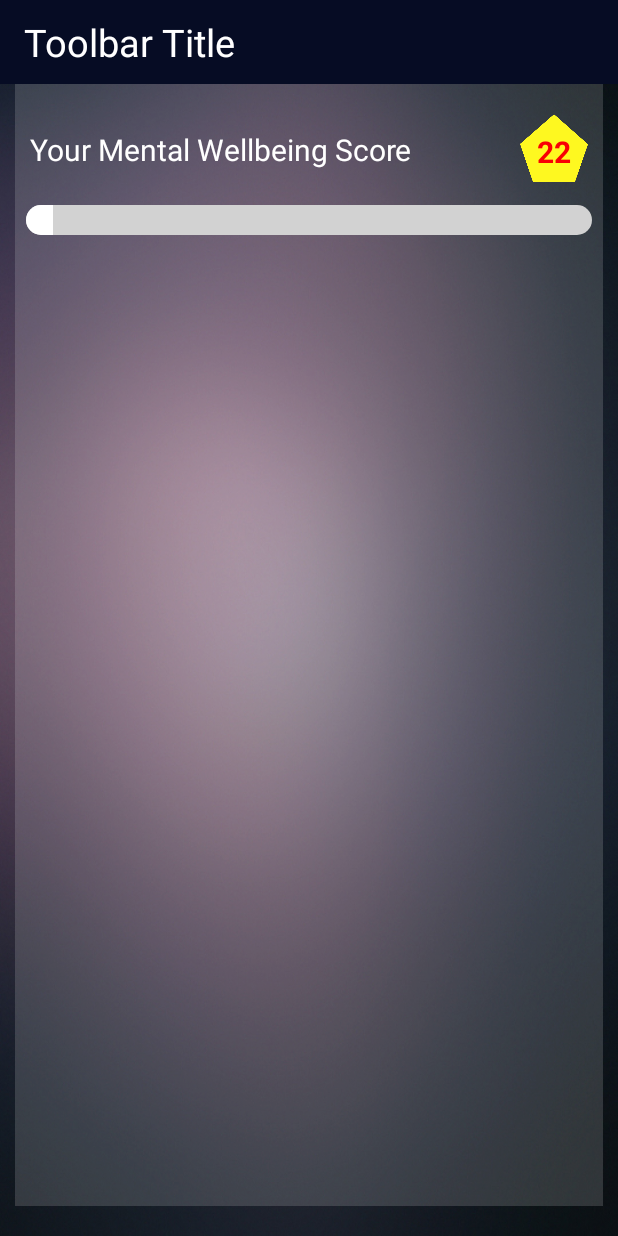
After one commit to Sabbir07/MentalWellBeing, an Android app: the layout depression_result_2.xml on its own in the app's theme, with its tools: preview values and no code run, on a phone screen of 412 x 824 dp. The commit adds this screen. Run offline under Robolectric (Android 15) with nearby library versions, the light colour scheme and no system bars.

Commit message:
Depression Result page works going on ...

```diff
--- a/app/src/main/java/com/sabbir/preneurlab/mentalwellbeing/DepressionClass.java
+++ b/app/src/main/java/com/sabbir/preneurlab/mentalwellbeing/DepressionClass.java
@@ -61,7 +61,7 @@ public class DepressionClass extends AppCompatActivity{
         radioButton3.setTypeface(raleway);
 
 
-        final Intent intent = new Intent(getBaseContext(), DepressionResult.class);
+        //final Intent intent = new Intent(getBaseContext(), DepressionResult.class);
 
         buttonNext.setOnClickListener(new View.OnClickListener() {
             @Override
@@ -134,6 +134,10 @@ public class DepressionClass extends AppCompatActivity{
                     a=8;
                     Toast.makeText(DepressionClass.this, Integer.toString(sum), Toast.LENGTH_SHORT).show();
 
+                } else if (a==8){
+                    sum = sum + b;
+                    a=9;
+                    Intent intent = new Intent(getBaseContext(), DepressionResult.class);
                     intent.putExtra("sum_value", Integer.toString(sum));
                     startActivity(intent);
                 }
--- /dev/null
+++ b/app/src/main/res/drawable/custom_progress3.xml
@@ -0,0 +1,32 @@
+<layer-list xmlns:android="http://schemas.android.com/apk/res/android">
+
+    <!-- Define the background properties like color etc -->
+    <item android:id="@android:id/background">
+        <shape>
+            <gradient
+                android:startColor="#d2d2d2"
+                android:centerColor="#d2d2d2"
+                android:centerY="1.0"
+                android:endColor="#d2d2d2"
+                android:angle="270"
+                />
+            <corners android:radius="15dp"/>
+        </shape>
+    </item>
+
+    <!-- Define the progress properties like start color, end color etc -->
+    <item android:id="@android:id/progress">
+        <clip>
+            <shape>
+                <gradient
+                    android:startColor="#ffffff"
+                    android:centerColor="#ffffff"
+                    android:centerY="1.0"
+                    android:endColor="#ffffff"
+                    android:angle="270"
+                    />
+                <corners android:radius="15dp"/>
+            </shape>
+        </clip>
+    </item>
+</layer-list>
--- /dev/null
+++ b/app/src/main/res/drawable/polygon1.xml
@@ -0,0 +1,10 @@
+<?xml version="1.0" encoding="utf-8"?>
+<layer-list xmlns:android="http://schemas.android.com/apk/res/android">
+
+    <item
+        android:id="@+id/half_overlay"
+        android:drawable="@drawable/polygon"
+        android:width="45dp"
+        android:height="45dp"
+        />
+</layer-list>
--- /dev/null
+++ b/app/src/main/res/layout/depression_result_2.xml
@@ -0,0 +1,92 @@
+<?xml version="1.0" encoding="utf-8"?>
+<android.support.constraint.ConstraintLayout xmlns:android="http://schemas.android.com/apk/res/android"
+    xmlns:app="http://schemas.android.com/apk/res-auto"
+    xmlns:tools="http://schemas.android.com/tools"
+    android:layout_width="match_parent"
+    android:layout_height="match_parent"
+    android:background="@drawable/depression_background">
+
+
+    <include
+        android:id="@+id/mCustomToolbar"
+        layout="@layout/toolbar"
+        app:layout_constraintBottom_toTopOf="@+id/relative1"
+        app:layout_constraintHorizontal_bias="0.5"
+        app:layout_constraintStart_toStartOf="parent"
+        app:layout_constraintTop_toTopOf="parent"
+        app:layout_constraintVertical_chainStyle="packed" />
+
+    <RelativeLayout
+        android:id="@+id/relative1"
+        android:layout_width="0dp"
+        android:layout_height="0dp"
+        android:layout_marginTop="0dp"
+        android:layout_marginRight="10dp"
+        android:layout_marginLeft="10dp"
+        android:layout_marginBottom="20dp"
+        android:background="#27ffffff"
+        app:layout_constraintBottom_toBottomOf="parent"
+        app:layout_constraintEnd_toEndOf="parent"
+        app:layout_constraintStart_toStartOf="parent"
+        app:layout_constraintVertical_bias="0"
+        app:layout_constraintTop_toBottomOf="@+id/mCustomToolbar">
+
+        <TextView
+            android:id="@+id/textView"
+            android:layout_width="wrap_content"
+            android:layout_height="wrap_content"
+            android:layout_marginTop="20dp"
+            android:layout_marginLeft="10dp"
+            android:paddingTop="10dp"
+            android:text="Your Mental Wellbeing Score"
+            android:textSize="@dimen/big_text_second"
+            android:textColor="@android:color/white" />
+
+
+        <ProgressBar
+            android:id="@+id/progressBar"
+            style="?android:attr/progressBarStyleHorizontal"
+            android:progressDrawable="@drawable/custom_progress3"
+            android:layout_width="match_parent"
+            android:layout_height="20dp"
+            android:layout_marginLeft="7dp"
+            android:layout_marginRight="7dp"
+            android:layout_marginTop="15dp"
+            android:max="21"
+            android:progress="1"
+            android:layout_below="@id/textView_score"/>
+
+        <TextView
+            android:id="@+id/textView_score"
+            android:layout_width="wrap_content"
+            android:layout_height="wrap_content"
+            android:layout_marginTop="20dp"
+            android:layout_marginRight="10dp"
+            android:background="@drawable/polygon1"
+            android:paddingTop="5dp"
+            android:backgroundTint="#fef820"
+            android:layout_alignParentRight="true"
+            android:text="22"
+            android:textSize="20dp"
+            android:textStyle="bold"
+            android:gravity="center|center_horizontal"
+            android:textColor="#f90004" />
+
+        <TextView
+            android:id="@+id/textView_2"
+            android:layout_width="wrap_content"
+            android:layout_height="wrap_content"
+            android:textColor="#fff"
+            android:layout_alignLeft="@+id/progressBar"
+            android:layout_below="@+id/progressBar"/>
+
+        <TextView
+            android:id="@+id/textView_4"
+            android:layout_width="wrap_content"
+            android:layout_height="wrap_content"
+            android:textColor="#fff"
+            android:layout_alignRight="@+id/progressBar"
+            android:layout_below="@+id/progressBar"/>
+
+    </RelativeLayout>
+</android.support.constraint.ConstraintLayout>
--- a/app/src/main/res/values/dimens.xml
+++ b/app/src/main/res/values/dimens.xml
@@ -9,4 +9,5 @@
     <dimen name="big_text">25sp</dimen>
     <dimen name="button_text_size">16dp</dimen>
     <dimen name="radio_button_text_size">20sp</dimen>
+    <dimen name="big_text_second">20sp</dimen>
 </resources>
```
Also changed, not shown: app/src/main/java/com/sabbir/preneurlab/mentalwellbeing/DepressionResult.java (+17 -2 lines), app/src/main/res/drawable/custom_progress_nn.xml (added, +16 -0 lines), app/src/main/res/layout/depression_result.xml (+4 -4 lines), app/src/main/res/layout/proggress_bar_nn.xml (added, +34 -0 lines), app/src/main/res/drawable/polygon.png (added).
